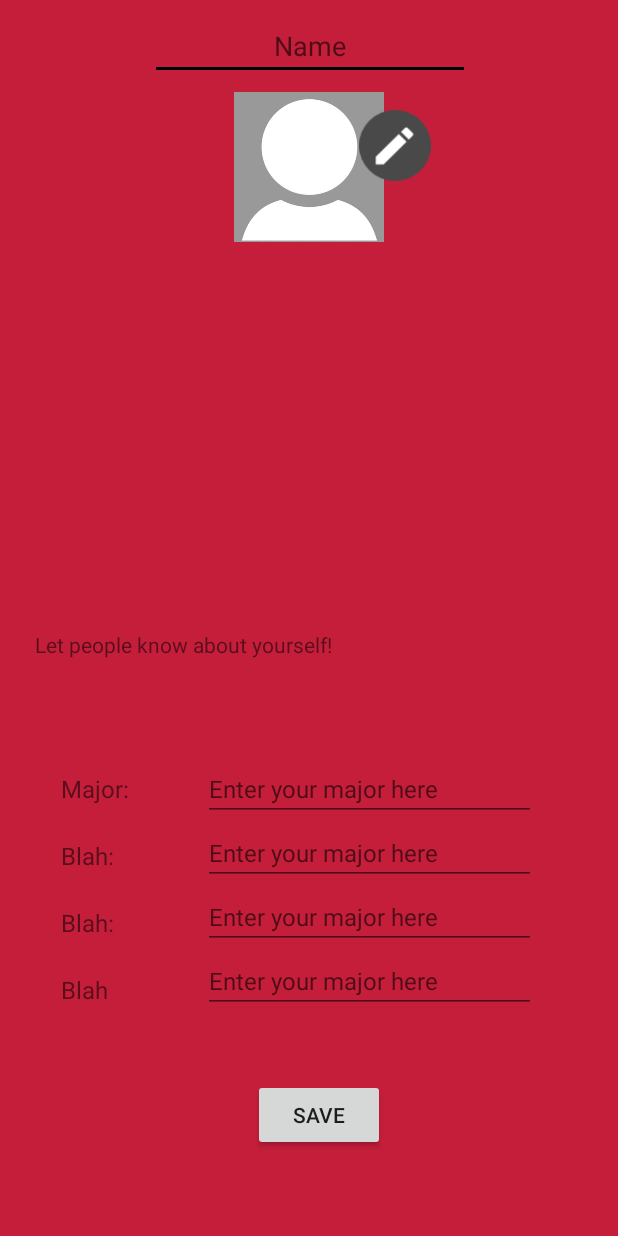
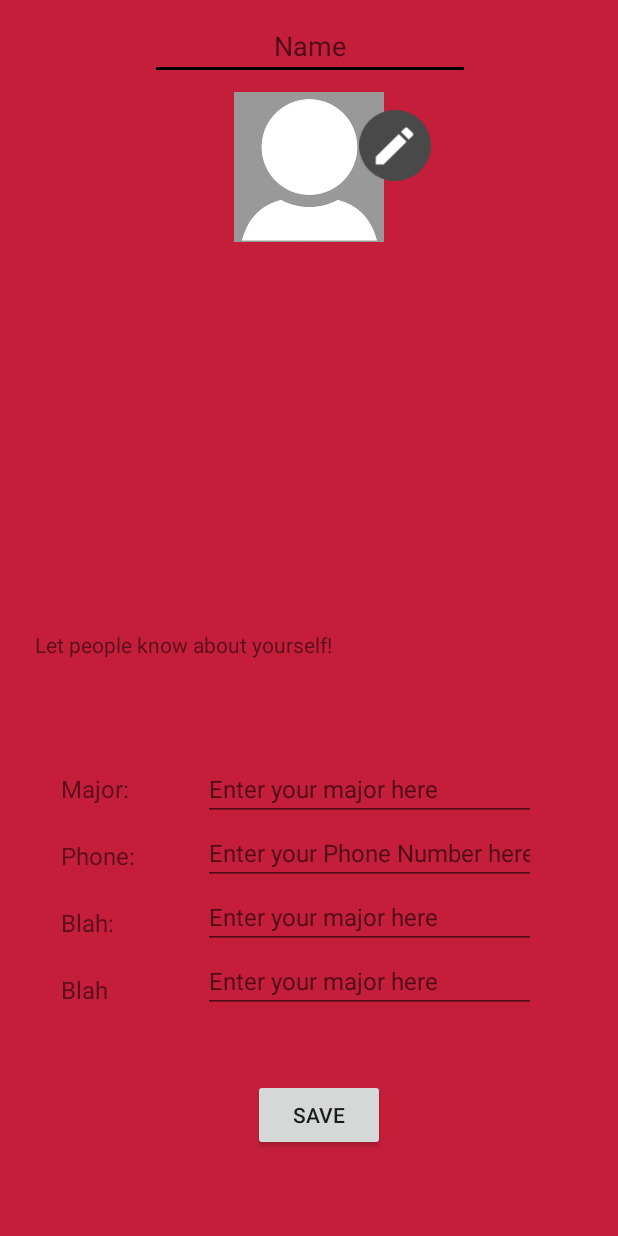
Before and after one commit to qaverill/CS4518GoatHome, an Android app: the screen it shows after launch once a user with an empty profile is signed in (UserProfileEdit), on a phone screen of 412 x 824 dp. Run offline under Robolectric (Android 15) with nearby library versions, the phone set to English and light mode, and no system bars; our stand-ins replace Firebase (no records; nobody signed in at launch, a user with empty details on screens opened directly); 3 statements that could not run were skipped.

Commit message:
Use firebase realtime database for storing user data

```diff
--- a/app/build.gradle
+++ b/app/build.gradle
@@ -23,6 +23,7 @@ dependencies {
     implementation 'com.android.support.constraint:constraint-layout:1.0.2'
     implementation 'com.google.firebase:firebase-auth:11.0.4'
     implementation 'com.google.firebase:firebase-storage:11.0.4'
+    implementation 'com.google.firebase:firebase-database:11.0.4'
     testImplementation 'junit:junit:4.12'
     androidTestImplementation 'com.android.support.test:runner:1.0.1'
     androidTestImplementation 'com.android.support.test.espresso:espresso-core:3.0.1'
--- a/app/src/main/java/edu/wpi/cs4518goathome/LoginScreen.java
+++ b/app/src/main/java/edu/wpi/cs4518goathome/LoginScreen.java
@@ -1,9 +1,9 @@
 package edu.wpi.cs4518goathome;
 
 import android.content.Intent;
+import android.os.Bundle;
 import android.support.annotation.NonNull;
 import android.support.v7.app.AppCompatActivity;
-import android.os.Bundle;
 import android.util.Log;
 import android.view.View;
 import android.widget.Button;
@@ -76,7 +76,7 @@ public class LoginScreen extends AppCompatActivity {
         mAuth.signInWithEmailAndPassword(email, password).addOnCompleteListener(new OnCompleteListener<AuthResult>() {
             @Override
             public void onComplete(@NonNull Task<AuthResult> task) {
-                if(task.isSuccessful()) {
+                if (task.isSuccessful()) {
                     Log.d(KEY, "Login successful!");
                     redirectUser();
                 } else {
@@ -95,7 +95,7 @@ public class LoginScreen extends AppCompatActivity {
         mAuth.createUserWithEmailAndPassword(email, password).addOnCompleteListener(new OnCompleteListener<AuthResult>() {
             @Override
             public void onComplete(@NonNull Task<AuthResult> task) {
-                if(task.isSuccessful()) {
+                if (task.isSuccessful()) {
                     Log.d(KEY, "Login successful!");
                     redirectUser();
                 } else {
--- a/app/src/main/java/edu/wpi/cs4518goathome/UserProfileEdit.java
+++ b/app/src/main/java/edu/wpi/cs4518goathome/UserProfileEdit.java
@@ -3,10 +3,9 @@ package edu.wpi.cs4518goathome;
 import android.content.Intent;
 import android.graphics.Bitmap;
 import android.graphics.BitmapFactory;
-import android.net.Uri;
+import android.os.Bundle;
 import android.provider.MediaStore;
 import android.support.v7.app.AppCompatActivity;
-import android.os.Bundle;
 import android.view.View;
 import android.widget.Button;
 import android.widget.EditText;
@@ -16,7 +15,11 @@ import android.widget.ImageView;
 import com.google.android.gms.tasks.OnSuccessListener;
 import com.google.firebase.auth.FirebaseAuth;
 import com.google.firebase.auth.FirebaseUser;
-import com.google.firebase.auth.UserProfileChangeRequest;
+import com.google.firebase.database.DataSnapshot;
+import com.google.firebase.database.DatabaseError;
+import com.google.firebase.database.DatabaseReference;
+import com.google.firebase.database.FirebaseDatabase;
+import com.google.firebase.database.ValueEventListener;
 import com.google.firebase.storage.FileDownloadTask;
 import com.google.firebase.storage.FirebaseStorage;
 import com.google.firebase.storage.StorageReference;
@@ -24,6 +27,8 @@ import com.google.firebase.storage.StorageReference;
 import java.io.ByteArrayOutputStream;
 import java.io.File;
 import java.io.IOException;
+
+import edu.wpi.cs4518goathome.models.User;
 
 public class UserProfileEdit extends AppCompatActivity {
 
@@ -33,9 +38,13 @@ public class UserProfileEdit extends AppCompatActivity {
 
     private FirebaseAuth mAuth;
     private StorageReference mStorageRef;
+    private FirebaseDatabase mDatabase;
 
     private EditText mUsersName;
     private ImageView mProfilePic;
+    private EditText mMajor;
+    private EditText mPhone;
+
 
     @Override
     protected void onCreate(Bundle savedInstanceState) {
@@ -43,21 +52,25 @@ public class UserProfileEdit extends AppCompatActivity {
         setContentView(R.layout.activity_user_profile_edit);
 
         mAuth = FirebaseAuth.getInstance();
-
         mStorageRef = FirebaseStorage.getInstance().getReference();
+        mDatabase = FirebaseDatabase.getInstance();
 
         mUsersName = findViewById(R.id.usersName);
         mProfilePic = findViewById(R.id.profilePicture);
-
+        mMajor = findViewById(R.id.usersMajor);
+        mPhone = findViewById(R.id.usersPhone);
         Button mSaveButton = findViewById(R.id.Save);
 
         mSaveButton.setOnClickListener(new View.OnClickListener() {
             @Override
             public void onClick(View v) {
                 FirebaseUser user = mAuth.getCurrentUser();
-                UserProfileChangeRequest profileUpdates = new UserProfileChangeRequest.Builder()
-                        .setDisplayName(mUsersName.getText().toString()).build();
-                user.updateProfile(profileUpdates);
+                DatabaseReference dbRef = mDatabase.getReference("/users/" +  user.getUid());
+
+                dbRef.setValue(
+                        new User(mUsersName.getText().toString(),
+                                mMajor.getText().toString(),
+                                mPhone.getText().toString()));
                 startActivity(new Intent(UserProfileEdit.this, Ride.class));
             }
         });
@@ -81,12 +94,20 @@ public class UserProfileEdit extends AppCompatActivity {
 
         FirebaseUser user = mAuth.getCurrentUser();
         if (user == null) {
+            // return to login activity if we are not logged in
             startActivity(new Intent(this, LoginScreen.class));
         } else {
+            // set listeners for new user data
             updateUI(user);
         }
     }
 
+    /**
+     * Result from taking the photo
+     * @param requestCode
+     * @param resultCode
+     * @param data
+     */
     @Override
     protected void onActivityResult(int requestCode, int resultCode, Intent data) {
         super.onActivityResult(requestCode, resultCode, data);
@@ -102,17 +123,32 @@ public class UserProfileEdit extends AppCompatActivity {
             byte[] byteArray = stream.toByteArray();
             StorageReference picRef = mStorageRef.child(mAuth.getCurrentUser().getUid() + "/profilePic.png");
             picRef.putBytes(byteArray);
-
-            // update the location of the image in the user's info
-            updateFirebaseProfilePicture(picRef.getPath());
         }
     }
 
+
+    /**
+     * Add value listeners for user's values changing
+     * @param user A firebaseuser object
+     */
     private void updateUI(FirebaseUser user) {
-        mUsersName.setText(user.getDisplayName());
+        DatabaseReference dbRef = mDatabase.getReference("/users").child(user.getUid());
+        dbRef.addValueEventListener(new ValueEventListener() {
+            @Override
+            public void onDataChange(DataSnapshot dataSnapshot) {
+                User user = dataSnapshot.getValue(User.class);
+                mUsersName.setText(user.name);
+                mMajor.setText(user.major);
+                mPhone.setText(user.phoneNumber);
+            }
 
-        // load the profile picture
-        StorageReference picRef = mStorageRef.child(user.getPhotoUrl().toString());
+            @Override
+            public void onCancelled(DatabaseError databaseError) {
+
+            }
+        });
+
+        StorageReference picRef = mStorageRef.child(User.getProfilePic(user.getUid()));
         try {
             final File file = File.createTempFile("images", "png");
             picRef.getFile(file).addOnSuccessListener(new OnSuccessListener<FileDownloadTask.TaskSnapshot>() {
@@ -122,17 +158,7 @@ public class UserProfileEdit extends AppCompatActivity {
                     mProfilePic.setImageBitmap(bitmap);
                 }
             });
-        } catch (IOException e) {}
-    }
-
-    /**
-     * Update the user's Authentication Profile Picture
-     * @param picture A firebase cloud storage path
-     */
-    private void updateFirebaseProfilePicture(String picture) {
-        FirebaseUser user = mAuth.getCurrentUser();
-        UserProfileChangeRequest profileUpdates = new UserProfileChangeRequest.Builder()
-                .setPhotoUri(Uri.parse(picture)).build();
-        user.updateProfile(profileUpdates);
+        } catch (IOException e) {
+        }
     }
 }
--- /dev/null
+++ b/app/src/main/java/edu/wpi/cs4518goathome/models/User.java
@@ -0,0 +1,25 @@
+package edu.wpi.cs4518goathome.models;
+
+/**
+ * Created by Kevin O'Brien on 2/22/2018.
+ */
+
+public class User {
+    public String name;
+    public String major;
+    public String phoneNumber;
+
+
+    public User() {
+    }
+
+    public User(String name, String major, String phoneNumber) {
+        this.name = name;
+        this.major = major;
+        this.phoneNumber = phoneNumber;
+    }
+
+    public static String getProfilePic(String uid) {
+        return "/" + uid +"/profilePic.png";
+    }
+}
--- a/app/src/main/res/layout/activity_user_profile_edit.xml
+++ b/app/src/main/res/layout/activity_user_profile_edit.xml
@@ -100,7 +100,7 @@
             android:layout_width="match_parent"
             android:layout_height="wrap_content"
             android:paddingVertical="11dp"
-            android:text="Blah:"
+            android:text="Phone:"
             android:textSize="16sp" />
 
         <TextView
@@ -146,12 +146,12 @@
             android:textSize="16sp" />
 
         <EditText
-            android:id="@+id/usersMajor3"
+            android:id="@+id/usersPhone"
             android:layout_width="match_parent"
             android:layout_height="wrap_content"
             android:ems="10"
-            android:hint="Enter your major here"
-            android:inputType="textPersonName"
+            android:hint="Enter your Phone Number here"
+            android:inputType="textPersonName|phone"
             android:textSize="16sp" />
 
         <EditText
@@ -171,6 +171,7 @@
             android:hint="Enter your major here"
             android:inputType="textPersonName"
             android:textSize="16sp" />
+
     </LinearLayout>
 
     <Button
```
Also changed, not shown: app/src/main/AndroidManifest.xml (+4 -3 lines).
